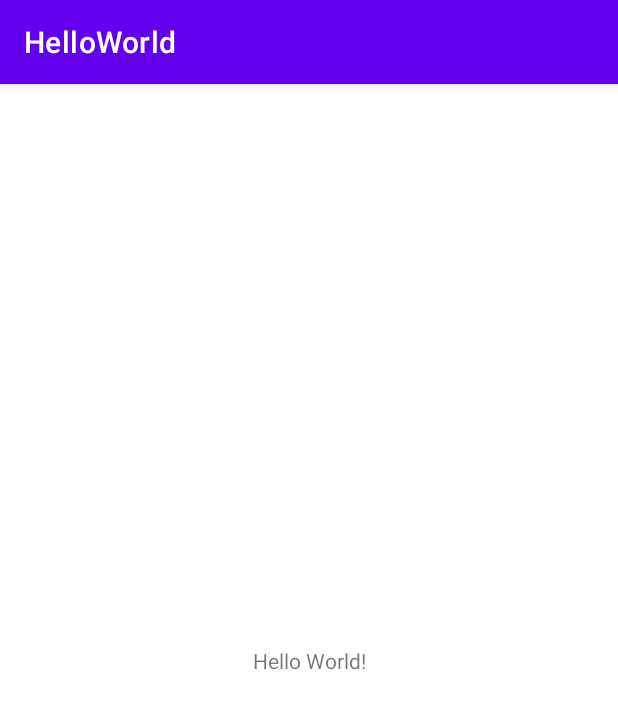
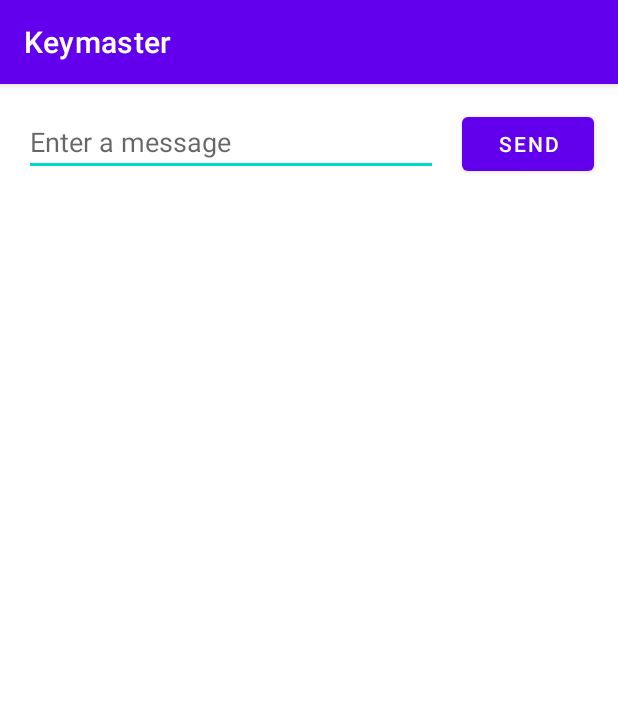
Before and after one commit to ISUCT/keymaster, an Android app: the screen it shows after launch (MainActivity), on a phone screen of 412 x 824 dp. Shown: the top 709 px of the screen. Run offline under Robolectric (Android 15) with nearby library versions, the phone set to English and light mode, and no system bars.

Commit message:
KM_8_QRscanner(not complete)

```diff
--- a/HelloWorld/app/build.gradle
+++ b/HelloWorld/app/build.gradle
@@ -9,7 +9,7 @@ android {
 
     defaultConfig {
         applicationId "com.example.helloworld"
-        minSdkVersion 17
+        minSdkVersion 21
         targetSdkVersion 30
         versionCode 1
         versionName "1.0"
@@ -39,6 +39,9 @@ dependencies {
     implementation 'androidx.appcompat:appcompat:1.2.0'
     implementation 'com.google.android.material:material:1.2.1'
     implementation 'androidx.constraintlayout:constraintlayout:2.0.1'
+    implementation 'com.google.mlkit:barcode-scanning:16.1.2'
+    implementation 'com.google.android.gms:play-services-mlkit-barcode-scanning:16.1.5'
+    implementation 'androidx.camera:camera-camera2:1.0.0'
     testImplementation 'junit:junit:4.+'
     androidTestImplementation 'androidx.test.ext:junit:1.1.2'
     androidTestImplementation 'androidx.test.espresso:espresso-core:3.3.0'
--- a/HelloWorld/app/src/main/res/layout/activity_main.xml
+++ b/HelloWorld/app/src/main/res/layout/activity_main.xml
@@ -1,18 +1,36 @@
 <?xml version="1.0" encoding="utf-8"?>
-<androidx.constraintlayout.widget.ConstraintLayout xmlns:android="http://schemas.android.com/apk/res/android"
+<androidx.constraintlayout.widget.ConstraintLayout
+    xmlns:android="http://schemas.android.com/apk/res/android"
     xmlns:app="http://schemas.android.com/apk/res-auto"
     xmlns:tools="http://schemas.android.com/tools"
     android:layout_width="match_parent"
     android:layout_height="match_parent"
     tools:context=".MainActivity">
 
-    <TextView
+    <EditText
+        android:id="@+id/editText"
+        android:layout_width="0dp"
+        android:layout_height="wrap_content"
+        android:layout_marginStart="16dp"
+        android:layout_marginTop="16dp"
+        android:ems="10"
+        android:hint="@string/edit_message"
+        android:inputType="textPersonName"
+        app:layout_constraintEnd_toStartOf="@+id/button"
+        app:layout_constraintHorizontal_bias="0.5"
+        app:layout_constraintStart_toStartOf="parent"
+        app:layout_constraintTop_toTopOf="parent" />
+
+    <Button
+        android:id="@+id/button"
         android:layout_width="wrap_content"
         android:layout_height="wrap_content"
-        android:text="Hello World!"
-        app:layout_constraintBottom_toBottomOf="parent"
-        app:layout_constraintLeft_toLeftOf="parent"
-        app:layout_constraintRight_toRightOf="parent"
-        app:layout_constraintTop_toTopOf="parent" />
-
+        android:layout_marginStart="16dp"
+        android:layout_marginEnd="16dp"
+        android:onClick="sendMessage"
+        android:text="@string/button_send"
+        app:layout_constraintBaseline_toBaselineOf="@+id/editText"
+        app:layout_constraintEnd_toEndOf="parent"
+        app:layout_constraintHorizontal_bias="0.5"
+        app:layout_constraintStart_toEndOf="@+id/editText" />
 </androidx.constraintlayout.widget.ConstraintLayout>
--- /dev/null
+++ b/HelloWorld/app/src/main/res/values/ids.xml
@@ -0,0 +1,4 @@
+<?xml version="1.0" encoding="utf-8"?>
+<resources>
+    <item name="editText" type="id" />
+</resources>
--- a/HelloWorld/app/src/main/res/values/strings.xml
+++ b/HelloWorld/app/src/main/res/values/strings.xml
@@ -1,3 +1,5 @@
 <resources>
-    <string name="app_name">HelloWorld</string>
+    <string name="app_name">Keymaster</string>
+    <string name="edit_message">Enter a message</string>
+    <string name="button_send">Send</string>
 </resources>
--- a/HelloWorld/build.gradle
+++ b/HelloWorld/build.gradle
@@ -8,6 +8,7 @@ buildscript {
     dependencies {
         classpath "com.android.tools.build:gradle:4.2.1"
         classpath "org.jetbrains.kotlin:kotlin-gradle-plugin:$kotlin_version"
+
 
         // NOTE: Do not place your application dependencies here; they belong
         // in the individual module build.gradle files
```
Also changed, not shown: HelloWorld/app/src/main/AndroidManifest.xml (+14 -0 lines), HelloWorld/app/src/main/java/com/example/helloworld/BarcodeScanningActivity.kt (added, +61 -0 lines), HelloWorld/app/src/main/java/com/example/helloworld/DisplayMessageActivity.kt (added, +20 -0 lines), HelloWorld/app/src/main/java/com/example/helloworld/MLKitVisionImage.kt (added, +125 -0 lines), HelloWorld/app/src/main/java/com/example/helloworld/MainActivity.kt (+16 -0 lines), HelloWorld/app/src/main/res/layout/activity_display_message.xml (added, +18 -0 lines).
